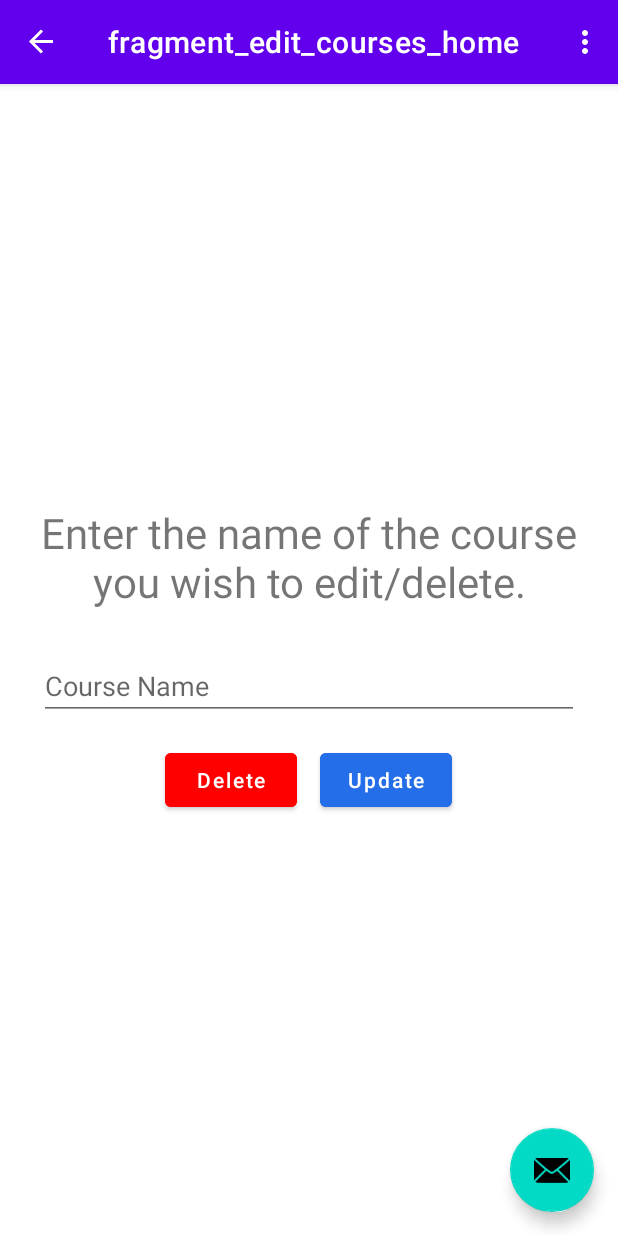
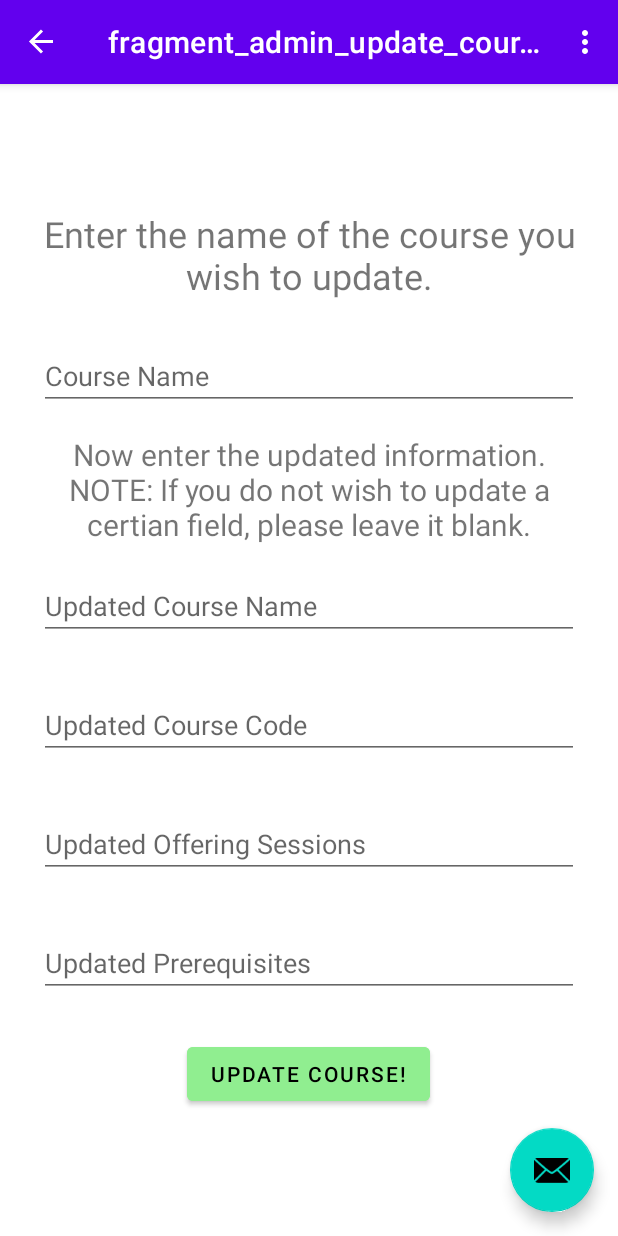
Before and after one commit to A-Jatana/B07Project, an Android app: the AdminUpdateCourse screen opened through its navigation route, on a phone screen of 412 x 824 dp. Run offline under Robolectric (Android 15) with nearby library versions, the phone set to English and light mode, and no system bars; our stand-ins replace navigation-ui.

Commit message:
new fragments for admin update and delete course and connected in navgraph

```diff
--- a/B07ProjectApp/app/src/main/java/com/example/b07projectapp/AdminAddCourse.java
+++ b/B07ProjectApp/app/src/main/java/com/example/b07projectapp/AdminAddCourse.java
@@ -66,7 +66,7 @@ public class AdminAddCourse extends AddCourse {
         view.findViewById(R.id.adminAddCourseButton).setOnClickListener(new View.OnClickListener() {
             @Override
             public void onClick(View view) {
-                EditText textName = binding.inputFullName;
+                EditText textName = binding.inputCourseName;
                 name = textName.getText().toString();
                 EditText textCode = binding.inputCourseCode;
                 code = textCode.getText().toString();
--- a/B07ProjectApp/app/src/main/java/com/example/b07projectapp/AdminLogin.java
+++ b/B07ProjectApp/app/src/main/java/com/example/b07projectapp/AdminLogin.java
@@ -113,7 +113,7 @@ public class AdminLogin extends Login{
     @Override
     void login() {
         NavHostFragment.findNavController(this)
-                .navigate(R.id.action_adminLogin_to_adminHome);
+                .navigate(R.id.action_adminLogin_to_adminCourseList);
     }
 
     @Override
--- a/B07ProjectApp/app/src/main/java/com/example/b07projectapp/EditCoursesHome.java
+++ b/B07ProjectApp/app/src/main/java/com/example/b07projectapp/AdminUpdateCourse.java
@@ -10,10 +10,10 @@ import android.view.ViewGroup;
 
 /**
  * A simple {@link Fragment} subclass.
- * Use the {@link EditCoursesHome#newInstance} factory method to
+ * Use the {@link AdminUpdateCourse#newInstance} factory method to
  * create an instance of this fragment.
  */
-public class EditCoursesHome extends Fragment {
+public class AdminUpdateCourse extends Fragment {
 
     // TODO: Rename parameter arguments, choose names that match
     // the fragment initialization parameters, e.g. ARG_ITEM_NUMBER
@@ -24,7 +24,7 @@ public class EditCoursesHome extends Fragment {
     private String mParam1;
     private String mParam2;
 
-    public EditCoursesHome() {
+    public AdminUpdateCourse() {
         // Required empty public constructor
     }
 
@@ -34,11 +34,11 @@ public class EditCoursesHome extends Fragment {
      *
      * @param param1 Parameter 1.
      * @param param2 Parameter 2.
-     * @return A new instance of fragment EditCoursesHome.
+     * @return A new instance of fragment AdminUpdateCourse.
      */
     // TODO: Rename and change types and number of parameters
-    public static EditCoursesHome newInstance(String param1, String param2) {
-        EditCoursesHome fragment = new EditCoursesHome();
+    public static AdminUpdateCourse newInstance(String param1, String param2) {
+        AdminUpdateCourse fragment = new AdminUpdateCourse();
         Bundle args = new Bundle();
         args.putString(ARG_PARAM1, param1);
         args.putString(ARG_PARAM2, param2);
@@ -59,6 +59,6 @@ public class EditCoursesHome extends Fragment {
     public View onCreateView(LayoutInflater inflater, ViewGroup container,
                              Bundle savedInstanceState) {
         // Inflate the layout for this fragment
-        return inflater.inflate(R.layout.fragment_edit_courses_home, container, false);
+        return inflater.inflate(R.layout.fragment_admin_update_course, container, false);
     }
 }
--- a/B07ProjectApp/app/src/main/res/layout/fragment_admin_add_course.xml
+++ b/B07ProjectApp/app/src/main/res/layout/fragment_admin_add_course.xml
@@ -23,7 +23,7 @@
         app:layout_constraintVertical_bias="0.0" />
 
     <EditText
-        android:id="@+id/inputFullName"
+        android:id="@+id/inputCourseName"
         android:layout_width="0dp"
         android:layout_height="60dp"
         android:layout_marginStart="32dp"
@@ -56,7 +56,7 @@
         app:layout_constraintEnd_toEndOf="parent"
         app:layout_constraintHorizontal_bias="0.0"
         app:layout_constraintStart_toStartOf="parent"
-        app:layout_constraintTop_toBottomOf="@+id/inputFullName" />
+        app:layout_constraintTop_toBottomOf="@+id/inputCourseName" />
 
     <EditText
         android:id="@+id/inputOfferingSessions"
@@ -109,4 +109,5 @@
         app:layout_constraintVertical_bias="0.284"
         tools:ignore="DuplicateSpeakableTextCheck" />
 
+
 </androidx.constraintlayout.widget.ConstraintLayout>
--- /dev/null
+++ b/B07ProjectApp/app/src/main/res/layout/fragment_admin_update_course.xml
@@ -0,0 +1,79 @@
+<?xml version="1.0" encoding="utf-8"?>
+
+<LinearLayout xmlns:android="http://schemas.android.com/apk/res/android"
+    xmlns:tools="http://schemas.android.com/tools"
+    android:layout_width="match_parent"
+    android:layout_height="match_parent"
+    android:gravity="center"
+    android:orientation="vertical"
+    android:padding="26dp"
+    tools:context=".StudentLogin">
+
+    <TextView
+        android:layout_width="match_parent"
+        android:layout_height="wrap_content"
+        android:gravity="center"
+        android:text="Enter the name of the course you wish to update."
+        android:textSize = "24sp" />
+
+    <EditText
+        android:id="@+id/inputCourseToBeUpdated"
+        android:layout_width="match_parent"
+        android:layout_height="wrap_content"
+        android:layout_marginTop="28dp"
+        android:layout_marginBottom="16dp"
+        android:hint="@string/prompt_courseName"
+        android:textSize="18sp"/>
+
+    <TextView
+        android:layout_width="match_parent"
+        android:layout_height="wrap_content"
+        android:gravity="center"
+        android:text="Now enter the updated information. NOTE: If you do not wish to update a certian field, please leave it blank."
+        android:textSize = "20sp" />
+
+    <EditText
+        android:id="@+id/updateCourseName"
+        android:layout_width="match_parent"
+        android:layout_height="wrap_content"
+        android:layout_marginTop="18dp"
+        android:layout_marginBottom="16dp"
+        android:hint="@string/prompt_updatedcourseName"
+        android:textSize="18sp"/>
+
+    <EditText
+        android:id="@+id/updateCourseCode"
+        android:layout_width="match_parent"
+        android:layout_height="wrap_content"
+        android:layout_marginTop="18dp"
+        android:layout_marginBottom="16dp"
+        android:hint="@string/prompt_updatedcourseCode"
+        android:textSize="18sp"/>
+
+    <EditText
+        android:id="@+id/updateOfferingSessions"
+        android:layout_width="match_parent"
+        android:layout_height="wrap_content"
+        android:layout_marginTop="18dp"
+        android:layout_marginBottom="16dp"
+        android:hint="@string/prompt_updatedofferingSessions"
+        android:textSize="18sp"/>
+
+    <EditText
+        android:id="@+id/updatePrerequisites"
+        android:layout_width="match_parent"
+        android:layout_height="wrap_content"
+        android:layout_marginTop="18dp"
+        android:layout_marginBottom="27dp"
+        android:hint="@string/prompt_updatedprerequisites"
+        android:textSize="18sp"/>
+
+    <Button
+        android:id="@+id/off_update_course_button"
+        android:layout_width="wrap_content"
+        android:layout_height="wrap_content"
+        android:backgroundTint="#90EE90"
+        android:text="Update Course!"
+        android:textColor="@color/black"
+        tools:ignore="DuplicateSpeakableTextCheck" />
+</LinearLayout>
--- a/B07ProjectApp/app/src/main/res/layout/fragment_edit_courses_home.xml
+++ b/B07ProjectApp/app/src/main/res/layout/fragment_delete_course.xml
@@ -13,7 +13,7 @@
         android:layout_width="match_parent"
         android:layout_height="wrap_content"
         android:gravity="center"
-        android:text="Enter the name of the course you wish to edit/delete."
+        android:text="Enter the name of the course you wish to delete."
         android:textSize = "28sp" />
 
     <EditText
@@ -25,29 +25,12 @@
         android:hint="@string/prompt_courseName"
         android:textSize="18sp"/>
 
-
-    <LinearLayout
-        android:layout_width="match_parent"
+    <Button
+        android:id="@+id/delete_course_button"
+        android:layout_width="wrap_content"
         android:layout_height="wrap_content"
-        android:gravity="center">
-
-        <Button
-            android:id="@+id/delete_course_button"
-            android:layout_width="wrap_content"
-            android:layout_height="wrap_content"
-            android:layout_marginRight="15dp"
-            android:text="Delete"
-            android:backgroundTint="#FF00"
-            android:textColor="@color/white"
-            android:textAllCaps="false"/>
-
-        <Button
-            android:id="@+id/update_course_button"
-            android:layout_width="wrap_content"
-            android:layout_height="wrap_content"
-            android:text="Update"
-            android:backgroundTint="@color/royalBlue"
-            android:textColor="@color/white"
-            android:textAllCaps="false"/>
-    </LinearLayout>
+        android:backgroundTint="#FF00"
+        android:text="Delete"
+        android:textAllCaps="false"
+        android:textColor="@color/white" />
 </LinearLayout>
--- a/B07ProjectApp/app/src/main/res/navigation/nav_graph.xml
+++ b/B07ProjectApp/app/src/main/res/navigation/nav_graph.xml
@@ -61,15 +61,6 @@
             app:destination="@id/studentAddCourse2" />
     </fragment>
     <fragment
-        android:id="@+id/editCoursesHome"
-        android:name="com.example.b07projectapp.EditCoursesHome"
-        android:label="fragment_edit_courses_home"
-        tools:layout="@layout/fragment_edit_courses_home" >
-        <action
-            android:id="@+id/action_editCoursesHome_to_adminCourseList"
-            app:destination="@id/adminCourseList" />
-    </fragment>
-    <fragment
         android:id="@+id/adminCourseList"
         android:name="com.example.b07projectapp.AdminCourseList"
         android:label="AdminCourseList" >
@@ -78,6 +69,21 @@
             app:destination="@id/adminAddCourse" />
         <action
             android:id="@+id/action_adminCourseList_to_editCoursesHome"
-            app:destination="@id/editCoursesHome" />
+            app:destination="@id/deleteCourse" />
+        <action
+            android:id="@+id/action_adminCourseList_to_deleteCourse"
+            app:destination="@id/deleteCourse" />
+        <action
+            android:id="@+id/action_adminCourseList_to_adminUpdateCourse"
+            app:destination="@id/adminUpdateCourse" />
     </fragment>
+    <fragment
+        android:id="@+id/adminUpdateCourse"
+        android:name="com.example.b07projectapp.AdminUpdateCourse"
+        android:label="fragment_admin_update_course"
+        tools:layout="@layout/fragment_admin_update_course" />
+    <fragment
+        android:id="@+id/deleteCourse"
+        android:name="com.example.b07projectapp.DeleteCourse"
+        android:label="DeleteCourse" />
 </navigation>
--- a/B07ProjectApp/app/src/main/res/values/strings.xml
+++ b/B07ProjectApp/app/src/main/res/values/strings.xml
@@ -39,7 +39,12 @@
     <!-- Strings related to admin home page-->
     <string name="welcome_admin">Welcome Admin</string>
     <string name="choice">Do you want to...</string>
-    <string name="view_edit_button_text">View/Edit Courses</string>
+    <string name="view_edit_button_text">Edit Courses</string>
     <!-- Strings related to admin edit course-->
     <string name="edit_message">Enter the name of the course you wish to edit</string>
+
+    <string name="prompt_updatedcourseName">Updated Course Name</string>
+    <string name="prompt_updatedcourseCode">Updated Course Code</string>
+    <string name="prompt_updatedofferingSessions">Updated Offering Sessions</string>
+    <string name="prompt_updatedprerequisites">Updated Prerequisites</string>
 </resources>
```
Also changed, not shown: B07ProjectApp/app/src/main/java/com/example/b07projectapp/AdminCourseList.java (+10 -1 lines), B07ProjectApp/app/src/main/java/com/example/b07projectapp/AdminHome.java (+12 -4 lines), B07ProjectApp/app/src/main/java/com/example/b07projectapp/Course.java (+5 -5 lines), B07ProjectApp/app/src/main/res/layout/fragment_admin_course_list.xml (+19 -5 lines).
